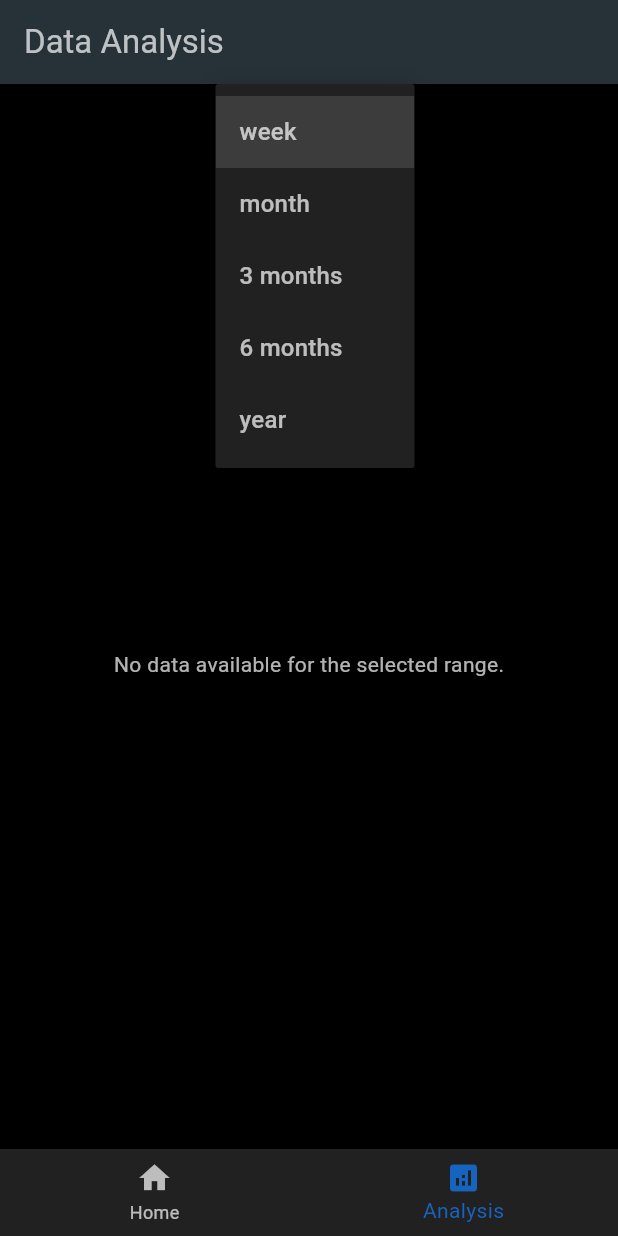
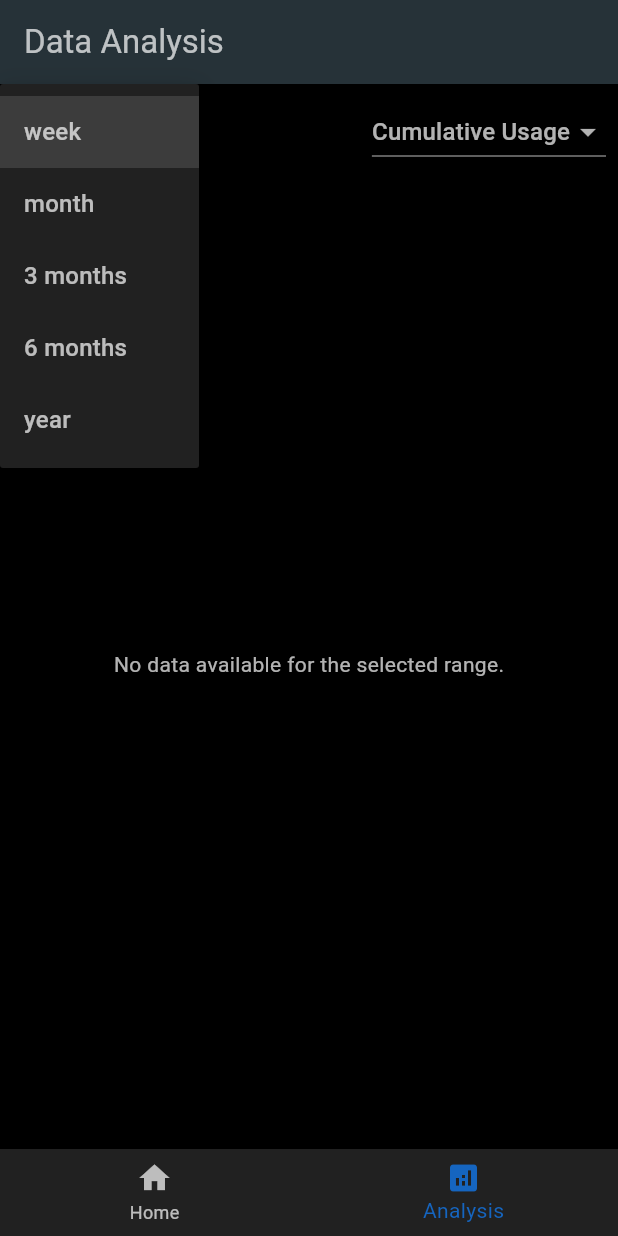
Before and after one commit to SoupyOfficial/smoke_log2, a Flutter app: the screen it shows after launch, item 2 of the bottom bar chosen, after a tap on "week", on a phone screen of 412 x 824 dp. Run offline on Flutter 3.47's test engine with Material 3 defaults, Android fonts, the phone set to English and light mode, and no system bars; our stand-ins replace cloud_firestore, firebase_core, fl_chart; accounts and stored records are empty.

Commit message:
Added rolling usage

```diff
--- a/lib/data_analysis_page.dart
+++ b/lib/data_analysis_page.dart
@@ -15,6 +15,7 @@ class DataAnalysisPage extends StatefulWidget {
 
 class _DataAnalysisPageState extends State<DataAnalysisPage> {
   String _selectedRange = 'week';
+  String _selectedChartType = 'cumulative';
 
   @override
   Widget build(BuildContext context) {
@@ -24,20 +25,47 @@ class _DataAnalysisPageState extends State<DataAnalysisPage> {
         children: [
           Padding(
             padding: const EdgeInsets.all(8.0),
-            child: DropdownButton<String>(
+            child: Row(
+              mainAxisAlignment: MainAxisAlignment.spaceBetween,
+              children: [
+                DropdownButton<String>(
                   value: _selectedRange,
                   onChanged: (String? newValue) {
                     setState(() {
                       _selectedRange = newValue!;
                     });
                   },
-              items: <String>['week', 'month', '3 months', '6 months', 'year']
-                  .map<DropdownMenuItem<String>>((String value) {
+                  items: <String>[
+                    'week',
+                    'month',
+                    '3 months',
+                    '6 months',
+                    'year'
+                  ].map<DropdownMenuItem<String>>((String value) {
                     return DropdownMenuItem<String>(
                       value: value,
                       child: Text(value),
                     );
                   }).toList(),
+                ),
+                DropdownButton<String>(
+                  value: _selectedChartType,
+                  onChanged: (String? newValue) {
+                    setState(() {
+                      _selectedChartType = newValue!;
+                    });
+                  },
+                  items: <String>['cumulative', 'rolling']
+                      .map<DropdownMenuItem<String>>((String value) {
+                    return DropdownMenuItem<String>(
+                      value: value,
+                      child: Text(value == 'cumulative'
+                          ? 'Cumulative Usage'
+                          : 'Rolling 24h Usage'),
+                    );
+                  }).toList(),
+                ),
+              ],
             ),
           ),
           Expanded(
@@ -50,7 +78,10 @@ class _DataAnalysisPageState extends State<DataAnalysisPage> {
                 var filteredData =
                     DataUtils.filterDataForRange(data, _selectedRange);
                 var sortedData = DataUtils.sortDataByTimestamp(filteredData);
-                var chartData = DataUtils.convertDataToChartData(sortedData);
+
+                var chartData = _selectedChartType == 'cumulative'
+                    ? DataUtils.convertDataToChartData(sortedData)
+                    : DataUtils.convertDataToRollingChartData(sortedData);
                 var tableData = DataUtils.convertDataToTableData(sortedData);
 
                 if (chartData.isEmpty) {
@@ -108,6 +139,7 @@ class _DataAnalysisPageState extends State<DataAnalysisPage> {
                           height: MediaQuery.of(context).size.height * 0.20,
                           child: DataChart(
                               timeRange: _selectedRange,
+                              chartType: _selectedChartType,
                               chartData: chartData,
                               minY: 0,
                               maxY: maxY,
```
Also changed, not shown: lib/data_chart.dart (+9 -27 lines), lib/data_utils.dart (+22 -0 lines). Lines whose indentation alone changed are shown as unchanged.
